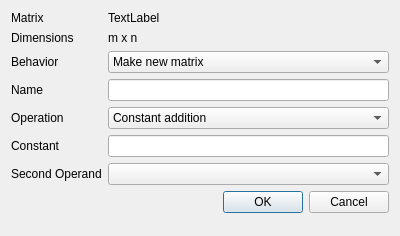
Before: the Qt Designer form Vespucci/GUI/Analysis/transformdialog.ui in VespucciProject/Vespucci, drawn with Qt 5.
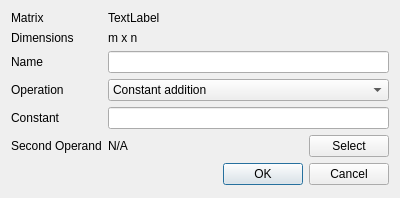
After: the same form once the commit is applied.

Commit message: AHCA, Analysis on multiple datasets, matrix transforms

```diff
--- a/Vespucci/GUI/Analysis/transformdialog.ui
+++ b/Vespucci/GUI/Analysis/transformdialog.ui
@@ -7,7 +7,7 @@
     <x>0</x>
     <y>0</y>
     <width>400</width>
-    <height>236</height>
+    <height>198</height>
    </rect>
   </property>
   <property name="windowTitle">
@@ -43,44 +43,23 @@
     </widget>
    </item>
    <item row="2" column="0">
-    <widget class="QLabel" name="behaviorLabel">
-     <property name="text">
-      <string>Behavior</string>
-     </property>
-    </widget>
-   </item>
-   <item row="2" column="1">
-    <widget class="QComboBox" name="behaviorComboBox">
-     <item>
-      <property name="text">
-       <string>Make new matrix</string>
-      </property>
-     </item>
-     <item>
-      <property name="text">
-       <string>Replace this matrix</string>
-      </property>
-     </item>
-    </widget>
-   </item>
-   <item row="3" column="0">
     <widget class="QLabel" name="nameLabel">
      <property name="text">
       <string>Name</string>
      </property>
     </widget>
    </item>
-   <item row="3" column="1">
+   <item row="2" column="1">
     <widget class="QLineEdit" name="nameLineEdit"/>
    </item>
-   <item row="4" column="0">
+   <item row="3" column="0">
     <widget class="QLabel" name="operationLabel">
      <property name="text">
       <string>Operation</string>
      </property>
     </widget>
    </item>
-   <item row="4" column="1">
+   <item row="3" column="1">
     <widget class="QComboBox" name="operationComboBox">
      <item>
       <property name="text">
@@ -164,17 +143,17 @@
      </item>
     </widget>
    </item>
-   <item row="5" column="0">
+   <item row="4" column="0">
     <widget class="QLabel" name="constantLabel">
      <property name="text">
       <string>Constant</string>
      </property>
     </widget>
    </item>
-   <item row="5" column="1">
+   <item row="4" column="1">
     <widget class="QLineEdit" name="constantLineEdit"/>
    </item>
-   <item row="6" column="0">
+   <item row="5" column="0">
     <widget class="QLabel" name="operandLabel">
      <property name="text">
       <string>Second Operand</string>
@@ -182,9 +161,6 @@
     </widget>
    </item>
    <item row="6" column="1">
-    <widget class="QComboBox" name="operandComboBox"/>
-   </item>
-   <item row="7" column="1">
     <widget class="QDialogButtonBox" name="buttonBox">
      <property name="orientation">
       <enum>Qt::Horizontal</enum>
@@ -194,6 +170,43 @@
      </property>
     </widget>
    </item>
+   <item row="5" column="1">
+    <layout class="QHBoxLayout" name="horizontalLayout">
+     <item>
+      <widget class="QLabel" name="operandDisplayLabel">
+       <property name="text">
+        <string>N/A</string>
+       </property>
+      </widget>
+     </item>
+     <item>
+      <spacer name="horizontalSpacer">
+       <property name="orientation">
+        <enum>Qt::Horizontal</enum>
+       </property>
+       <property name="sizeHint" stdset="0">
+        <size>
+         <width>40</width>
+         <height>20</height>
+        </size>
+       </property>
+      </spacer>
+     </item>
+     <item>
+      <widget class="QPushButton" name="selectPushButton">
+       <property name="sizePolicy">
+        <sizepolicy hsizetype="Preferred" vsizetype="Fixed">
+         <horstretch>0</horstretch>
+         <verstretch>0</verstretch>
+        </sizepolicy>
+       </property>
+       <property name="text">
+        <string>Select</string>
+       </property>
+      </widget>
+     </item>
+    </layout>
+   </item>
   </layout>
  </widget>
  <resources/>
```
Left out of the diff: 17 changed lines with no effect on the pictures. The commit also changes 40 other files.
